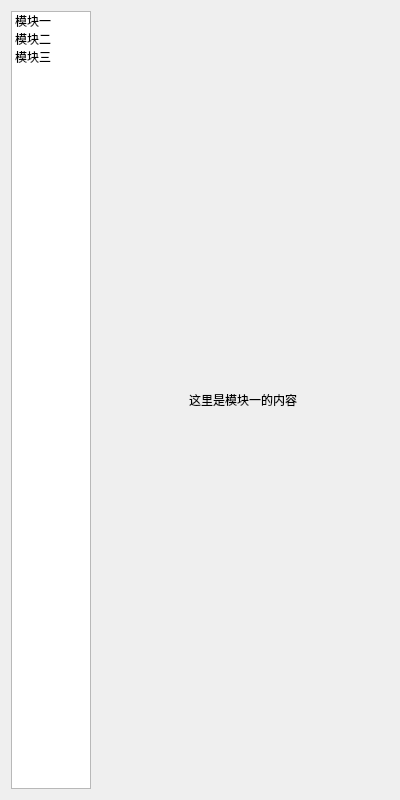
KysaInt/-, file QT/AYE/form.ui: the form before one commit.
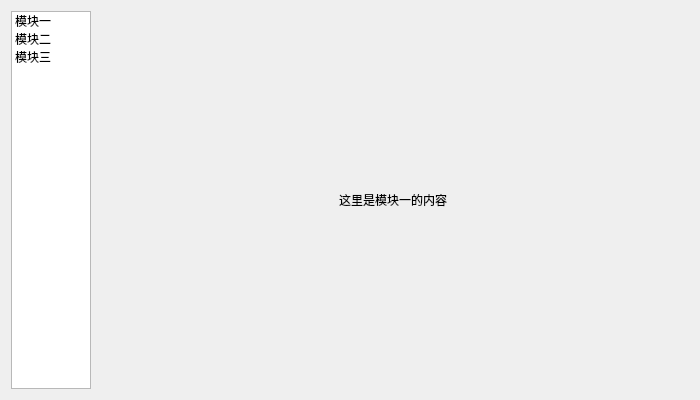
The form after the commit. The open tabs and pages were chosen to show the change.

Commit message: 调整主界面尺寸和字体设置，优化导航列表和堆叠窗口的显示效果

Diff of the .ui file:
```diff
--- a/QT/AYE/form.ui
+++ b/QT/AYE/form.ui
@@ -6,10 +6,16 @@
    <rect>
     <x>0</x>
     <y>0</y>
-    <width>400</width>
-    <height>800</height>
+    <width>700</width>
+    <height>400</height>
    </rect>
   </property>
+  <property name="font">
+   <font>
+    <family>黑体</family>
+    <pointsize>10</pointsize>
+   </font>
+  </property>
   <property name="windowTitle">
    <string>主界面</string>
   </property>
@@ -22,6 +28,18 @@
        <height>16777215</height>
       </size>
      </property>
+     <property name="font">
+      <font>
+       <family>微软雅黑</family>
+       <pointsize>9</pointsize>
+       <italic>false</italic>
+       <bold>false</bold>
+       <underline>false</underline>
+       <stylestrategy>PreferDefault</stylestrategy>
+       <kerning>true</kerning>
+       <hintingpreference>PreferDefaultHinting</hintingpreference>
+      </font>
+     </property>
      <item>
       <property name="text">
        <string>模块一</string>
@@ -41,6 +59,12 @@
    </item>
    <item>
     <widget class="QStackedWidget" name="stackedWidget">
+     <property name="font">
+      <font>
+       <family>微软雅黑</family>
+       <pointsize>9</pointsize>
+      </font>
+     </property>
      <property name="currentIndex">
       <number>2</number>
      </property>
@@ -51,6 +75,13 @@
          <property name="enabled">
           <bool>true</bool>
          </property>
+         <property name="font">
+          <font>
+           <family>微软雅黑</family>
+           <pointsize>9</pointsize>
+           <bold>false</bold>
+          </font>
+         </property>
          <property name="text">
           <string>这里是模块一的内容</string>
          </property>
```
Left out of the diff: 14 changed lines with no effect on the pictures. The commit also changes 1 other file.
